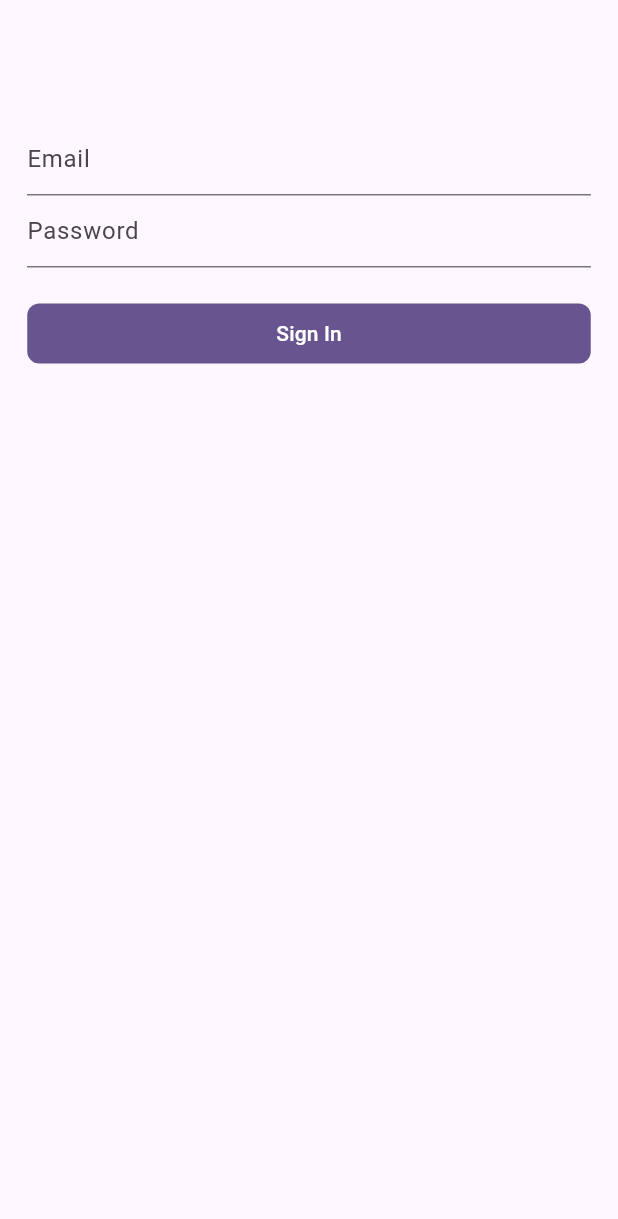
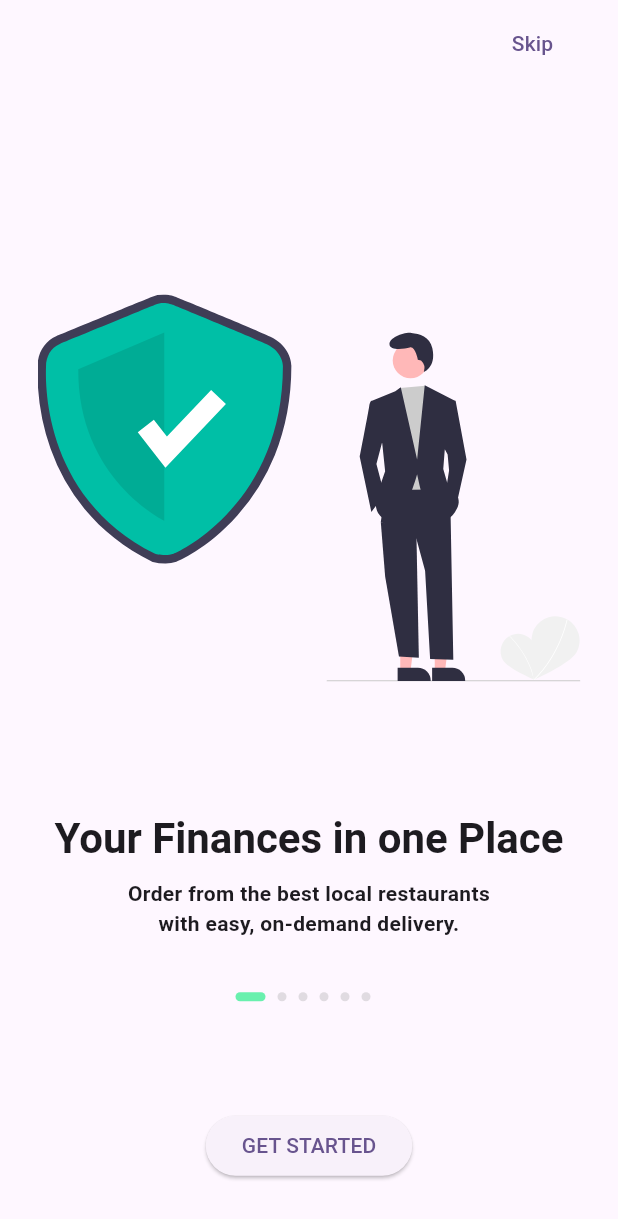
Before and after one commit to sadat-399/virtual_wallet, a Flutter app: the screen it shows after launch, on a phone screen of 412 x 824 dp. Shown: the top 1219 px of the screen. Run offline on Flutter 3.47's test engine with Material 3 defaults, Android fonts, the phone set to English and light mode, and no system bars; our stand-ins replace flutter_svg.

Commit message:
Onboarding animation added.

```diff
--- a/lib/main.dart
+++ b/lib/main.dart
@@ -2,6 +2,7 @@ import 'package:flutter/material.dart';
 import 'package:virtual_wallet/components/onboarding_component.dart';
 import 'package:virtual_wallet/login/login_registration_option_view.dart';
 import 'package:virtual_wallet/login/login_view.dart';
+import 'package:virtual_wallet/onboarding/onboarding_pages.dart';
 import 'package:virtual_wallet/onboarding/onboarding_view.dart';
 
 void main() {
@@ -22,7 +23,7 @@ class MyApp extends StatelessWidget {
       ),
       debugShowCheckedModeBanner: false,
       darkTheme: ThemeData.dark(),
-      home: const LoginView(),
+      home: const OnboardingPages(),
       // const OnboardingComponent(
       //     svgAssetsPath: '/collaboration.svg',
       //     title: 'Your Finances in One Place',
--- /dev/null
+++ b/lib/onboarding/onboarding_pages.dart
@@ -0,0 +1,183 @@
+import 'package:flutter/material.dart';
+import 'package:flutter_svg/svg.dart';
+
+class OnboardingPages extends StatefulWidget {
+  const OnboardingPages({super.key});
+
+  @override
+  State<OnboardingPages> createState() => _OnboardingPagesState();
+}
+
+class _OnboardingPagesState extends State<OnboardingPages> {
+  int _selectedIndex = 0;
+  @override
+  Widget build(BuildContext context) {
+    return Scaffold(
+      body: SafeArea(
+        minimum: const EdgeInsets.symmetric(horizontal: 25),
+        child: Column(
+          children: [
+            Align(
+              alignment: Alignment.topRight,
+              child: Padding(
+                padding: const EdgeInsets.only(top: 5),
+                child: TextButton(
+                  onPressed: () {},
+                  child: const Text('Skip'),
+                ),
+              ),
+            ),
+            const Spacer(flex: 2),
+            SizedBox(
+              height: 500,
+              child: PageView.builder(
+                onPageChanged: (index) {
+                  setState(() {
+                    _selectedIndex = index;
+                  });
+                },
+                itemCount: demoData.length,
+                itemBuilder: (context, index) {
+                  return OnboardContent(
+                    illustration: demoData[index]['illustration'],
+                    text: demoData[index]['text'],
+                    title: demoData[index]['title'],
+                  );
+                },
+              ),
+            ),
+            const Spacer(),
+            Row(
+                mainAxisAlignment: MainAxisAlignment.center,
+                children: List.generate(
+                  demoData.length,
+                  (index) => Padding(
+                    padding: const EdgeInsets.only(right: 8),
+                    child: AnimatedDot(isActive: _selectedIndex == index),
+                  ),
+                )),
+            const Spacer(flex: 2),
+            ElevatedButton(
+              onPressed: () {},
+              child: Text(
+                'Get Started'.toUpperCase(),
+              ),
+            ),
+            const Spacer(),
+          ],
+        ),
+      ),
+    );
+  }
+}
+
+class AnimatedDot extends StatelessWidget {
+  const AnimatedDot({
+    super.key,
+    required this.isActive,
+  });
+
+  final bool isActive;
+
+  @override
+  Widget build(BuildContext context) {
+    return AnimatedContainer(
+      duration: const Duration(milliseconds: 300),
+      height: 6,
+      width: isActive ? 20 : 6,
+      decoration: BoxDecoration(
+        color: isActive
+            ? Colors.greenAccent
+            : const Color(0xFF868686).withOpacity(0.25),
+        borderRadius: const BorderRadius.all(Radius.circular(12)),
+      ),
+    );
+  }
+}
+
+class OnboardContent extends StatelessWidget {
+  const OnboardContent({
+    super.key,
+    required this.illustration,
+    required this.title,
+    required this.text,
+  });
+
+  final String illustration;
+  final String title;
+  final String text;
+
+  @override
+  Widget build(BuildContext context) {
+    return Column(
+      children: [
+        Expanded(
+          child: AspectRatio(
+            aspectRatio: 1,
+            child: SvgPicture.asset(
+              illustration,
+              width: MediaQuery.of(context).size.width - 130,
+            ),
+          ),
+        ),
+        const SizedBox(height: 16),
+        Text(
+          title,
+          style: Theme.of(context).textTheme.titleLarge!.copyWith(
+                fontWeight: FontWeight.bold,
+                fontSize: 28,
+              ),
+          textAlign: TextAlign.center,
+        ),
+        const SizedBox(height: 8),
+        Text(
+          text,
+          style: const TextStyle(
+            fontWeight: FontWeight.w600,
+          ),
+          textAlign: TextAlign.center,
+        ),
+      ],
+    );
+  }
+}
+
+// Demo data for our Onboarding screen
+List<Map<String, dynamic>> demoData = [
+  {
+    "illustration": "assets/security.svg",
+    "title": "Your Finances in one Place",
+    "text":
+        "Order from the best local restaurants \nwith easy, on-demand delivery.",
+  },
+  {
+    "illustration": "assets/discount.svg",
+    "title": "Track your Spending",
+    "text":
+        "Free delivery for new customers via Apple Pay\nand others payment methods.",
+  },
+  {
+    "illustration": "assets/wallet.svg",
+    "title": "Connect your bank",
+    "text":
+        "Order from the best local restaurants \nwith easy, on-demand delivery.",
+  },
+  {
+    "illustration": "assets/wallet_account.svg",
+    "title": "Budget your money",
+    "text":
+        "Free delivery for new customers via Apple Pay\nand others payment methods.",
+  },
+  {
+    "illustration": "assets/bitcoin.svg",
+    "title": "Follow your plan and dreams",
+    "text":
+        "Easily find your type of food craving and\nyou’ll get delivery in wide range.",
+  },
+  {
+    "illustration": "assets/collaboration.svg",
+    "title": "Your finances in One Place",
+    "text":
+        "Easily find your type of food craving and\nyou’ll get delivery in wide range.",
+  },
+];
```
Also changed, not shown: assets/bitcoin.svg (added), assets/wallet.svg (added), assets/wallet_account.svg (added).
